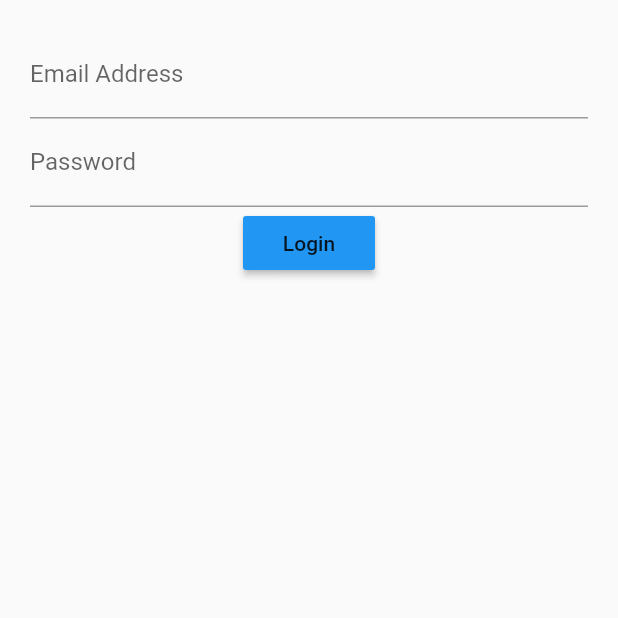
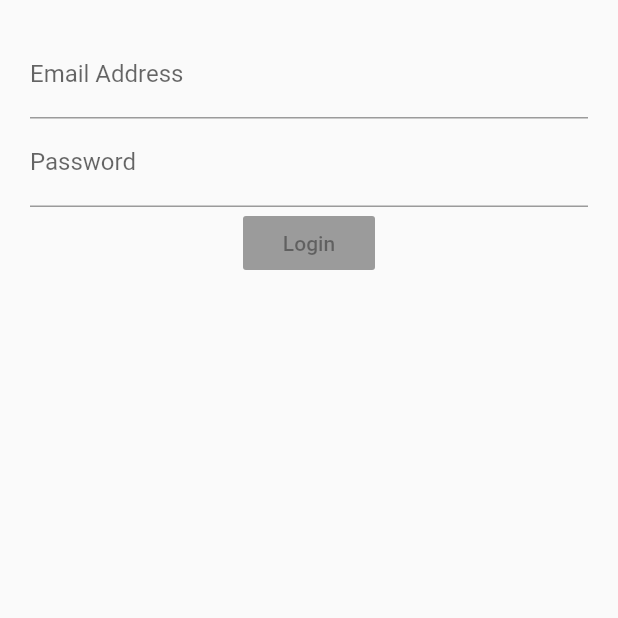
Before and after one commit to tmanning188/Dart_Practice, a Flutter app: the screen it shows after launch, on a phone screen of 412 x 824 dp, the top half of it. Run offline on Flutter 3.47's test engine with Material 2 defaults, Android fonts, the phone set to English and light mode, and no system bars; our stand-ins replace rxdart.

Commit message:
Working login screen

```diff
--- a/login_bloc/lib/src/blocs/bloc.dart
+++ b/login_bloc/lib/src/blocs/bloc.dart
@@ -1,17 +1,27 @@
 import 'dart:async';
 import 'validators.dart';
+import 'package:rxdart/rxdart.dart';
 
 class Bloc extends Object with Validators {
-  final _email = StreamController<String>();
-  final _password = StreamController<String>();
+  final _email = BehaviorSubject<String>();
+  final _password = BehaviorSubject<String>();
 
   // Add data to the stream
   Stream<String> get email => _email.stream.transform(validateEmail);
   Stream<String> get password => _password.stream.transform(validatePassword);
+  Stream<bool> get submitValid => Observable.combineLatest2(email, password, (e, p) => true);
 
   // Change data
   Function(String) get changeEmail => _email.sink.add;
   Function(String) get changePassword => _password.sink.add;
+
+  submit() {
+    final validEmail = _email.value;
+    final validPassword = _password.value;
+
+    print('Email is $validEmail');
+    print('Password is $validPassword');
+  }
 
   dispose() {
     _email.close();
--- a/login_bloc/lib/src/screens/login_screen.dart
+++ b/login_bloc/lib/src/screens/login_screen.dart
@@ -13,7 +13,7 @@ class LoginScreen extends StatelessWidget {
         children: <Widget>[
           emailField(bloc),
           passwordField(bloc),
-          submitButton(),
+          submitButton(bloc),
         ],
       ),
     );
@@ -53,11 +53,18 @@ class LoginScreen extends StatelessWidget {
     );
   }
 
-  Widget submitButton() {
-    return RaisedButton(
-      child: Text('Login'),
-      color: Colors.blue,
-      onPressed: () {},
+  Widget submitButton(Bloc bloc) {
+    return StreamBuilder(
+      stream: bloc.submitValid,
+      builder: (context, snapshot) {
+        return RaisedButton(
+          child: Text('Login'),
+          color: Colors.blue,
+          onPressed: snapshot.hasData
+              ? bloc.submit()
+              : null,
+        );
+      },
     );
   }
 }
--- a/login_bloc/pubspec.yaml
+++ b/login_bloc/pubspec.yaml
@@ -19,6 +19,8 @@ dependencies:
   # The following adds the Cupertino Icons font to your application.
   # Use with the CupertinoIcons class for iOS style icons.
   cupertino_icons: ^0.1.2
+
+  rxdart: ^0.16.7
 
 dev_dependencies:
   flutter_test:
```
